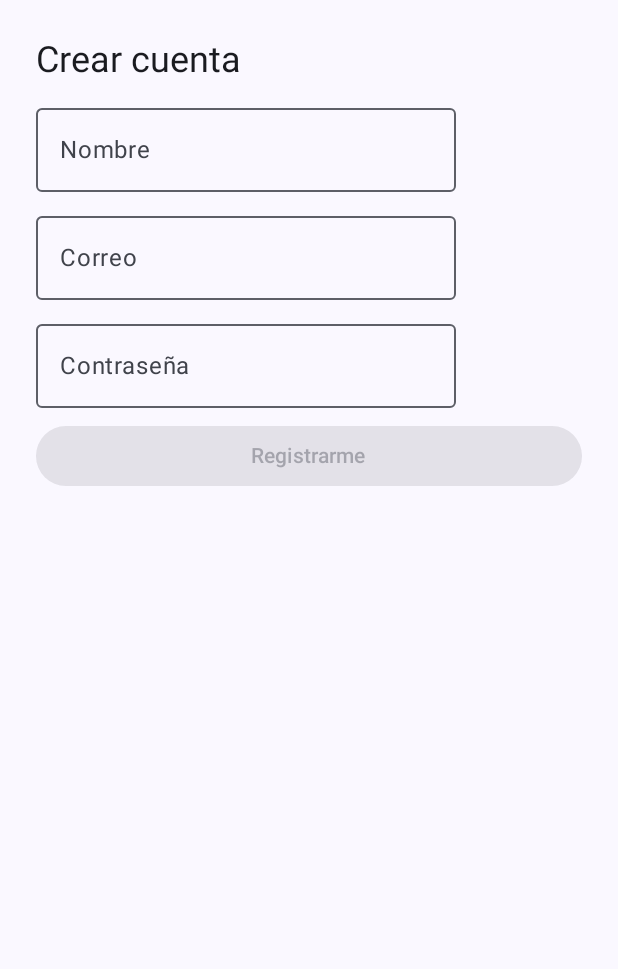
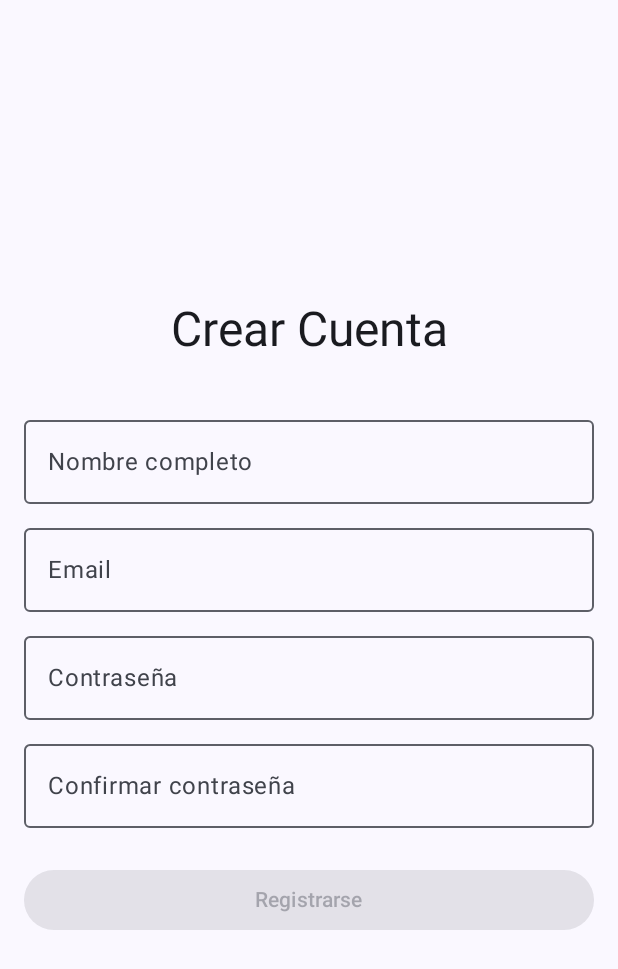
Before and after one commit to Estefano-Y/Healing, an Android app built with Jetpack Compose: the RegisterScreen screen opened through its navigation route, on a phone screen of 412 x 824 dp. Shown: the top 969 px of the screen. Run offline under Robolectric (Android 15) with nearby library versions, the phone set to English and light mode, and no system bars.

Commit message:
feat(auth): Implementar validación en RegisterScreen con ViewModel
Se crea RegisterViewModel para manejar el estado y la lógica de validación del formulario de registro. La UI (RegisterScreen) ahora es reactiva a los cambios de estado y se comunica con el ViewModel mediante eventos para la navegación.

```diff
--- a/app/build.gradle.kts
+++ b/app/build.gradle.kts
@@ -38,6 +38,8 @@ dependencies {
     val composeBom = platform("androidx.compose:compose-bom:2024.09.02")
     implementation(composeBom)
     androidTestImplementation(composeBom)
+    implementation("androidx.lifecycle:lifecycle-viewmodel-compose:2.8.3")
+
 
     implementation("androidx.activity:activity-compose:1.9.2")
     implementation("androidx.compose.ui:ui")
--- a/app/src/main/java/cl/tuusuario/healing/ui/navigation/AppNav.kt
+++ b/app/src/main/java/cl/tuusuario/healing/ui/navigation/AppNav.kt
@@ -5,13 +5,12 @@ import androidx.navigation.compose.NavHost
 import androidx.navigation.compose.composable
 import androidx.navigation.compose.rememberNavController
 import cl.tuusuario.healing.ui.screens.auth.LoginScreen
-import cl.tuusuario.healing.ui.screens.auth.RegisterScreen
+import cl.tuusuario.healing.ui.screens.auth.RegisterScreen // Asegúrate que la importación esté
 import cl.tuusuario.healing.ui.screens.patient.*
 import cl.tuusuario.healing.ui.screens.professional.ProfessionalHomeScreen
 import cl.tuusuario.healing.ui.screens.professional.ProfAgendaScreen
 import cl.tuusuario.healing.ui.screens.professional.ProfPatientsScreen
 import cl.tuusuario.healing.ui.screens.professional.RegisterAttentionScreen
-
 
 object Routes {
     const val LOGIN = "login"
@@ -43,7 +42,11 @@ fun AppNav(startDestination: String = Routes.LOGIN) {
                 onGoToRegister = { nav.navigate(Routes.REGISTER) }
             )
         }
-        composable(Routes.REGISTER) { RegisterScreen(onRegistered = { nav.popBackStack() }) }
+
+        // --- LÍNEA CORREGIDA ---
+        composable(Routes.REGISTER) {
+            RegisterScreen(onNavigateBack = { nav.popBackStack() })
+        }
 
         // Paciente
         composable(Routes.PATIENT_HOME) { PatientHomeScreen(nav) }
--- /dev/null
+++ b/app/src/main/java/cl/tuusuario/healing/ui/screens/auth/LoginViewModel.kt
@@ -0,0 +1,4 @@
+package cl.tuusuario.healing.ui.screens.auth
+
+class LoginViewModel {
+}
--- a/app/src/main/java/cl/tuusuario/healing/ui/screens/auth/RegisterScreen.kt
+++ b/app/src/main/java/cl/tuusuario/healing/ui/screens/auth/RegisterScreen.kt
@@ -1,23 +1,118 @@
 package cl.tuusuario.healing.ui.screens.auth
 
 import androidx.compose.foundation.layout.*
+import androidx.compose.foundation.rememberScrollState
+import androidx.compose.foundation.verticalScroll
 import androidx.compose.material3.*
-import androidx.compose.runtime.*
+import androidx.compose.runtime.Composable
+import androidx.compose.runtime.LaunchedEffect
+import androidx.compose.ui.Alignment
 import androidx.compose.ui.Modifier
+import androidx.compose.ui.text.input.PasswordVisualTransformation
 import androidx.compose.ui.unit.dp
+import androidx.lifecycle.viewmodel.compose.viewModel
 
+@OptIn(ExperimentalMaterial3Api::class)
 @Composable
-fun RegisterScreen(onRegistered: () -> Unit) {
-    var name by remember { mutableStateOf("") }
-    var email by remember { mutableStateOf("") }
-    var pass by remember { mutableStateOf("") }
-    val valid = name.isNotBlank() && email.contains("@") && pass.length >= 6
+fun RegisterScreen(
+    onNavigateBack: () -> Unit // Parámetro para manejar la navegación hacia atrás
+) {
+    // 1. Instanciamos el ViewModel
+    val viewModel: RegisterViewModel = viewModel()
 
-    Column(Modifier.fillMaxSize().padding(24.dp), verticalArrangement = Arrangement.spacedBy(8.dp)) {
-        Text("Crear cuenta", style = MaterialTheme.typography.headlineSmall)
-        OutlinedTextField(value = name, onValueChange = { name = it }, label = { Text("Nombre") })
-        OutlinedTextField(value = email, onValueChange = { email = it }, label = { Text("Correo") })
-        OutlinedTextField(value = pass, onValueChange = { pass = it }, label = { Text("Contraseña") })
-        Button(onClick = onRegistered, enabled = valid, modifier = Modifier.fillMaxWidth()) { Text("Registrarme") }
+    // 2. Escuchamos eventos de navegación del ViewModel
+    LaunchedEffect(key1 = Unit) {
+        viewModel.navigationEvent.collect { event ->
+            when (event) {
+                is RegisterViewModel.NavigationEvent.NavigateBack -> {
+                    onNavigateBack() // Ejecutamos la acción de navegación
+                }
+            }
+        }
+    }
+
+    // Usamos Surface para el fondo
+    Surface(
+        modifier = Modifier.fillMaxSize(),
+        color = MaterialTheme.colorScheme.background
+    ) {
+        Column(
+            modifier = Modifier
+                .fillMaxSize()
+                .padding(16.dp)
+                .verticalScroll(rememberScrollState()), // Para que sea scrollable
+            horizontalAlignment = Alignment.CenterHorizontally,
+            verticalArrangement = Arrangement.Center
+        ) {
+            Text("Crear Cuenta", style = MaterialTheme.typography.headlineLarge)
+            Spacer(modifier = Modifier.height(32.dp))
+
+            // --- Campo Nombre ---
+            OutlinedTextField(
+                value = viewModel.name,
+                onValueChange = { viewModel.onNameChange(it) },
+                label = { Text("Nombre completo") },
+                isError = viewModel.nameError != null,
+                singleLine = true,
+                modifier = Modifier.fillMaxWidth()
+            )
+            viewModel.nameError?.let { error ->
+                Text(text = error, color = MaterialTheme.colorScheme.error, style = MaterialTheme.typography.bodySmall)
+            }
+            Spacer(modifier = Modifier.height(8.dp))
+
+            // --- Campo Email ---
+            OutlinedTextField(
+                value = viewModel.email,
+                onValueChange = { viewModel.onEmailChange(it) },
+                label = { Text("Email") },
+                isError = viewModel.emailError != null,
+                singleLine = true,
+                modifier = Modifier.fillMaxWidth()
+            )
+            viewModel.emailError?.let { error ->
+                Text(text = error, color = MaterialTheme.colorScheme.error, style = MaterialTheme.typography.bodySmall)
+            }
+            Spacer(modifier = Modifier.height(8.dp))
+
+            // --- Campo Contraseña ---
+            OutlinedTextField(
+                value = viewModel.password,
+                onValueChange = { viewModel.onPasswordChange(it) },
+                label = { Text("Contraseña") },
+                isError = viewModel.passwordError != null,
+                singleLine = true,
+                visualTransformation = PasswordVisualTransformation(),
+                modifier = Modifier.fillMaxWidth()
+            )
+            viewModel.passwordError?.let { error ->
+                Text(text = error, color = MaterialTheme.colorScheme.error, style = MaterialTheme.typography.bodySmall)
+            }
+            Spacer(modifier = Modifier.height(8.dp))
+
+            // --- Campo Confirmar Contraseña ---
+            OutlinedTextField(
+                value = viewModel.confirmPassword,
+                onValueChange = { viewModel.onConfirmPasswordChange(it) },
+                label = { Text("Confirmar contraseña") },
+                isError = viewModel.confirmPasswordError != null,
+                singleLine = true,
+                visualTransformation = PasswordVisualTransformation(),
+                modifier = Modifier.fillMaxWidth()
+            )
+            viewModel.confirmPasswordError?.let { error ->
+                Text(text = error, color = MaterialTheme.colorScheme.error, style = MaterialTheme.typography.bodySmall)
+            }
+            Spacer(modifier = Modifier.height(24.dp))
+
+            // --- Botón de Registro ---
+            Button(
+                onClick = { viewModel.onRegisterClick() },
+                enabled = viewModel.isFormValid, // El botón se activa solo si el formulario es válido
+                modifier = Modifier.fillMaxWidth()
+            ) {
+                Text("Registrarse")
+            }
+        }
     }
 }
--- /dev/null
+++ b/app/src/main/java/cl/tuusuario/healing/ui/screens/auth/RegisterViewModel.kt
@@ -0,0 +1,105 @@
+package cl.tuusuario.healing.ui.screens.auth
+
+import android.util.Patterns
+import androidx.compose.runtime.getValue
+import androidx.compose.runtime.mutableStateOf
+import androidx.compose.runtime.setValue
+import androidx.lifecycle.ViewModel
+import androidx.lifecycle.viewModelScope
+import kotlinx.coroutines.channels.Channel
+import kotlinx.coroutines.flow.receiveAsFlow
+import kotlinx.coroutines.launch
+
+class RegisterViewModel : ViewModel() {
+
+    // ... (todos los 'var' de estado del formulario se mantienen igual) ...
+    var name by mutableStateOf("")
+        private set
+    var email by mutableStateOf("")
+        private set
+    var password by mutableStateOf("")
+        private set
+    var confirmPassword by mutableStateOf("")
+        private set
+    var nameError by mutableStateOf<String?>(null)
+        private set
+    var emailError by mutableStateOf<String?>(null)
+        private set
+    var passwordError by mutableStateOf<String?>(null)
+        private set
+    var confirmPasswordError by mutableStateOf<String?>(null)
+        private set
+    var isFormValid by mutableStateOf(false)
+        private set
+
+    // --- NUEVO: Canal para eventos de navegación ---
+    private val _navigationEvent = Channel<NavigationEvent>()
+    val navigationEvent = _navigationEvent.receiveAsFlow()
+
+    // ... (todas las funciones 'on...Change' y 'validate...' se mantienen igual) ...
+    fun onNameChange(newName: String) {
+        name = newName
+        validateName()
+    }
+    fun onEmailChange(newEmail: String) {
+        email = newEmail
+        validateEmail()
+    }
+    fun onPasswordChange(newPassword: String) {
+        password = newPassword
+        validatePassword()
+    }
+    fun onConfirmPasswordChange(newConfirmPassword: String) {
+        confirmPassword = newConfirmPassword
+        validateConfirmPassword()
+    }
+    private fun validateName() {
+        nameError = if (name.isBlank()) "El nombre es obligatorio" else null
+        validateForm()
+    }
+    private fun validateEmail() {
+        emailError = if (!Patterns.EMAIL_ADDRESS.matcher(email).matches()) {
+            "Formato de correo inválido"
+        } else {
+            null
+        }
+        validateForm()
+    }
+    private fun validatePassword() {
+        passwordError = if (password.length < 6) "La contraseña debe tener al menos 6 caracteres" else null
+        validateConfirmPassword() // Validar la confirmación si la contraseña principal cambia
+        validateForm()
+    }
+    private fun validateConfirmPassword() {
+        confirmPasswordError = if (password != confirmPassword) "Las contraseñas no coinciden" else null
+        validateForm()
+    }
+    private fun validateForm() {
+        isFormValid = nameError == null && emailError == null && passwordError == null && confirmPasswordError == null && name.isNotBlank() && email.isNotBlank() && password.isNotBlank()
+    }
+
+
+    fun onRegisterClick() {
+        validateName()
+        validateEmail()
+        validatePassword()
+        validateConfirmPassword()
+
+        if (isFormValid) {
+            println("Formulario Válido: Registrando a $name con email $email")
+            // TODO: Iniciar el proceso de registro real (API, etc.)
+
+            // --- NUEVO: Enviar evento para navegar hacia atrás ---
+            viewModelScope.launch {
+                _navigationEvent.send(NavigationEvent.NavigateBack)
+            }
+        } else {
+            println("Formulario Inválido. Por favor, revisa los errores.")
+        }
+    }
+
+    // --- NUEVO: Clase sellada para los eventos de navegación ---
+    sealed class NavigationEvent {
+        object NavigateBack : NavigationEvent()
+    }
+}
```
